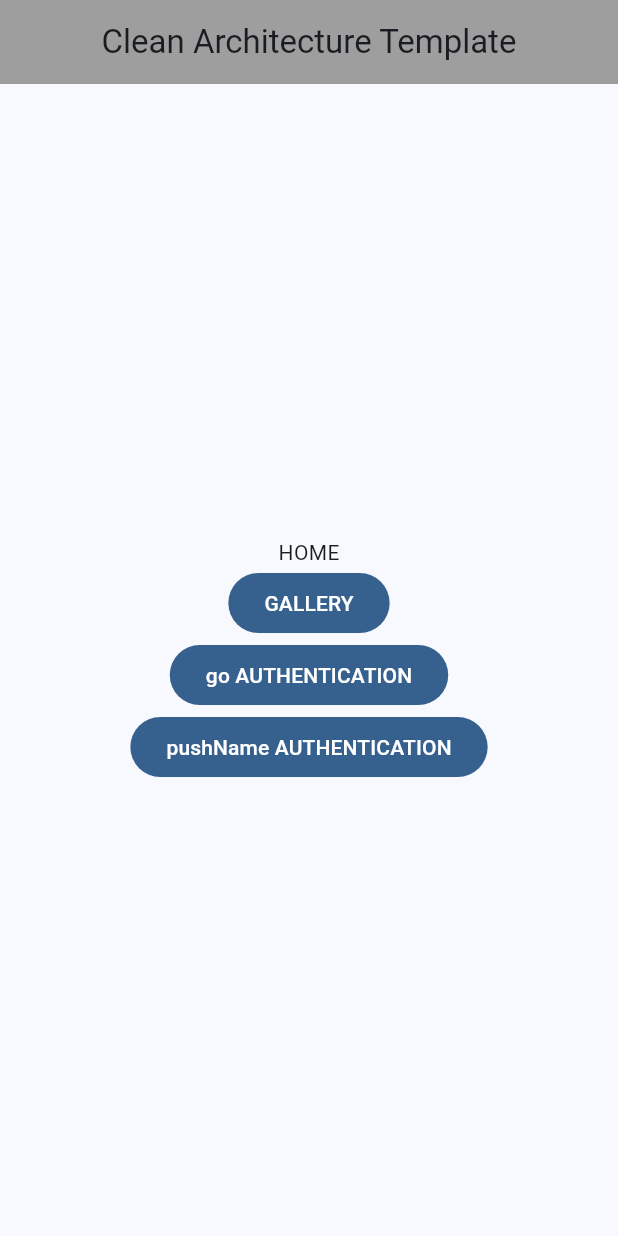
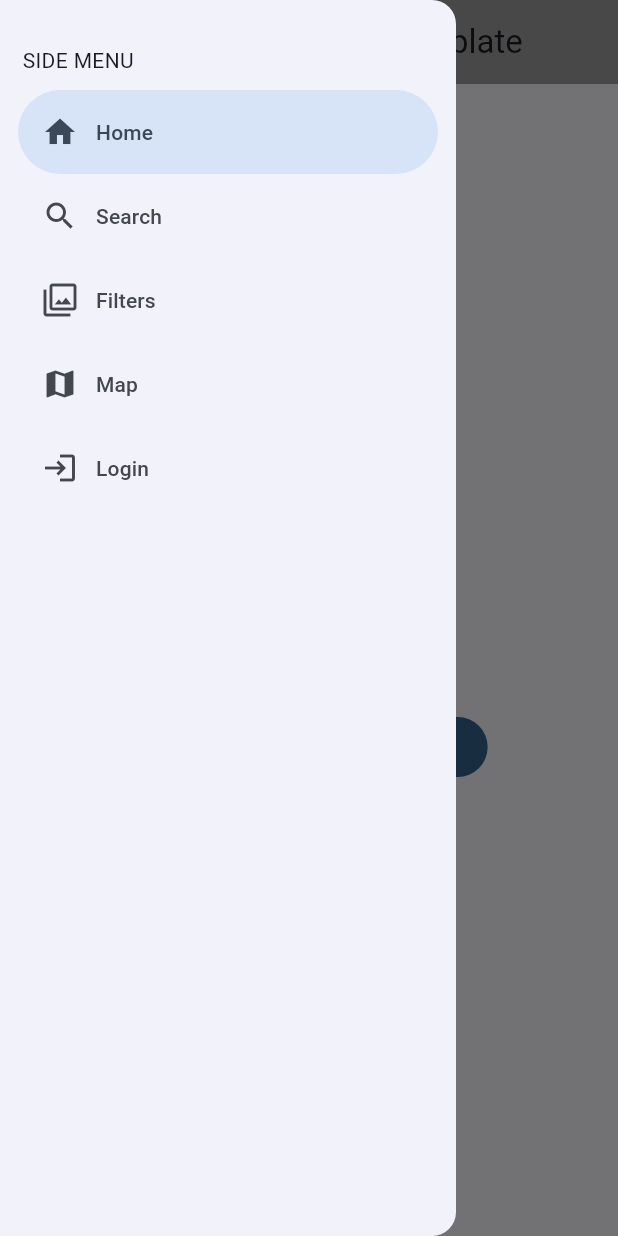
Before and after one commit to hesptech/flutter_template, a Flutter app: the screen it shows after launch, with the side drawer open (before the commit the screen has no drawer), on a phone screen of 412 x 824 dp. Run offline on Flutter 3.47's test engine with Material 2 defaults, Android fonts, the phone set to English and light mode, and no system bars; our stand-ins replace go_router.

Commit message:
feat: SideMenu, MenuItems, Gallery

```diff
--- /dev/null
+++ b/lib/config/menu/menu_items.dart
@@ -0,0 +1,63 @@
+import 'package:flutter/material.dart';
+
+
+class MenuItem {
+  final String title;
+  final String subTitle;
+  final String link;
+  final IconData icon;
+
+  const MenuItem({
+    required this.title,
+    required this.subTitle,
+    required this.link,
+    required this.icon
+  });
+}
+
+
+const appMenuItems = <MenuItem>[
+
+
+  MenuItem(
+    title: 'Home',
+    subTitle: 'Galleries House/Condo',
+    link: '/',
+    icon: Icons.home
+  ),
+
+  MenuItem(
+    title: 'Search',
+    subTitle: 'Search by address, MLS number, Location',
+    link: '/search',
+    icon: Icons.search
+  ),
+
+  MenuItem(
+    title: 'Filters',
+    subTitle: 'by Price, Location, Type..',
+    link: '/filters',
+    icon: Icons.filter
+  ),
+
+  MenuItem(
+    title: 'Map',
+    subTitle: 'Generales y controlados',
+    link: '/map',
+    icon: Icons.map
+  ),
+
+  MenuItem(
+    title: 'Login',
+    subTitle: 'Stateful widget animado',
+    link: '/auth',
+    icon: Icons.login
+  ),
+
+  /* MenuItem(
+    title: 'Cambiar tema',
+    subTitle: 'Cambiar tema de la aplicación',
+    link: '/theme-changer',
+    icon: Icons.color_lens_outlined
+  ), */
+];
--- a/lib/main.dart
+++ b/lib/main.dart
@@ -1,7 +1,8 @@
 import 'package:flutter/material.dart';
-import 'package:flutter_template/config/theme/app_theme.dart';
 
-import 'package:flutter_template/config/router/app_router.dart';
+import 'config/router/app_router.dart';
+import 'config/theme/app_theme.dart';
+
 
 void main() {
   runApp(const MyApp());
--- a/lib/presentation/screens/home/home_screen.dart
+++ b/lib/presentation/screens/home/home_screen.dart
@@ -1,6 +1,8 @@
 import 'package:flutter/material.dart';
-import 'package:flutter_template/presentation/screens/screens.dart';
 import 'package:go_router/go_router.dart';
+
+import '/presentation/widgets/side_menu.dart';
+import '../screens.dart';
 
 class HomeScreen extends StatelessWidget {
 
@@ -10,7 +12,11 @@ class HomeScreen extends StatelessWidget {
 
   @override
   Widget build(BuildContext context) {
+
+    final scaffoldKey = GlobalKey<ScaffoldState>();
+
     return Scaffold(
+      key: scaffoldKey,
       appBar: AppBar(
         backgroundColor: Colors.grey,
         title: const Text('Clean Architecture Template'),
@@ -46,6 +52,7 @@ class HomeScreen extends StatelessWidget {
           ],
         )
       ),
+      drawer: SideMenu(scaffoldKey: scaffoldKey,),
     );
   }
 }
--- a/lib/presentation/screens/screens.dart
+++ b/lib/presentation/screens/screens.dart
@@ -1,3 +1,3 @@
-export 'package:flutter_template/presentation/screens/home/home_screen.dart';
-export 'package:flutter_template/presentation/screens/gallery/gallery_screen.dart';
-export 'package:flutter_template/presentation/screens/auth/auth_screen.dart';
+export '../../presentation/screens/home/home_screen.dart';
+export '../../presentation/screens/gallery/gallery_screen.dart';
+export '../../presentation/screens/auth/auth_screen.dart';
--- /dev/null
+++ b/lib/presentation/widgets/side_menu.dart
@@ -0,0 +1,46 @@
+import 'package:flutter/material.dart';
+import 'package:go_router/go_router.dart';
+import '../../config/menu/menu_items.dart';
+
+class SideMenu extends StatefulWidget {
+
+  final GlobalKey<ScaffoldState> scaffoldKey;
+
+  const SideMenu({super.key, required this.scaffoldKey});
+
+  @override
+  State<SideMenu> createState() => _SideMenuState();
+}
+
+class _SideMenuState extends State<SideMenu> {
+
+  int navDrawerIndex = 0;
+
+  @override
+  Widget build(BuildContext context) {
+    return NavigationDrawer(
+      selectedIndex: navDrawerIndex,
+      onDestinationSelected: (value) {
+        setState(() {
+          navDrawerIndex = value;
+        });
+
+        final menuItem = appMenuItems[value];
+        context.push(menuItem.link);
+        widget.scaffoldKey.currentState?.closeDrawer();
+      },
+      children: [        const Padding(
+          padding: EdgeInsets.fromLTRB(15.0, 30.0, 0, 10.0),
+          child: Text('SIDE MENU')),
+
+        ...appMenuItems
+          .sublist(0,5)
+          .map((item) => NavigationDrawerDestination(
+            icon: Icon(item.icon),
+            label: Text(item.title),
+          ),
+        )
+      ],
+    );
+  }
+}
```
Also changed, not shown: lib/presentation/screens/gallery/gallery_screen.dart (+7 -2 lines).
